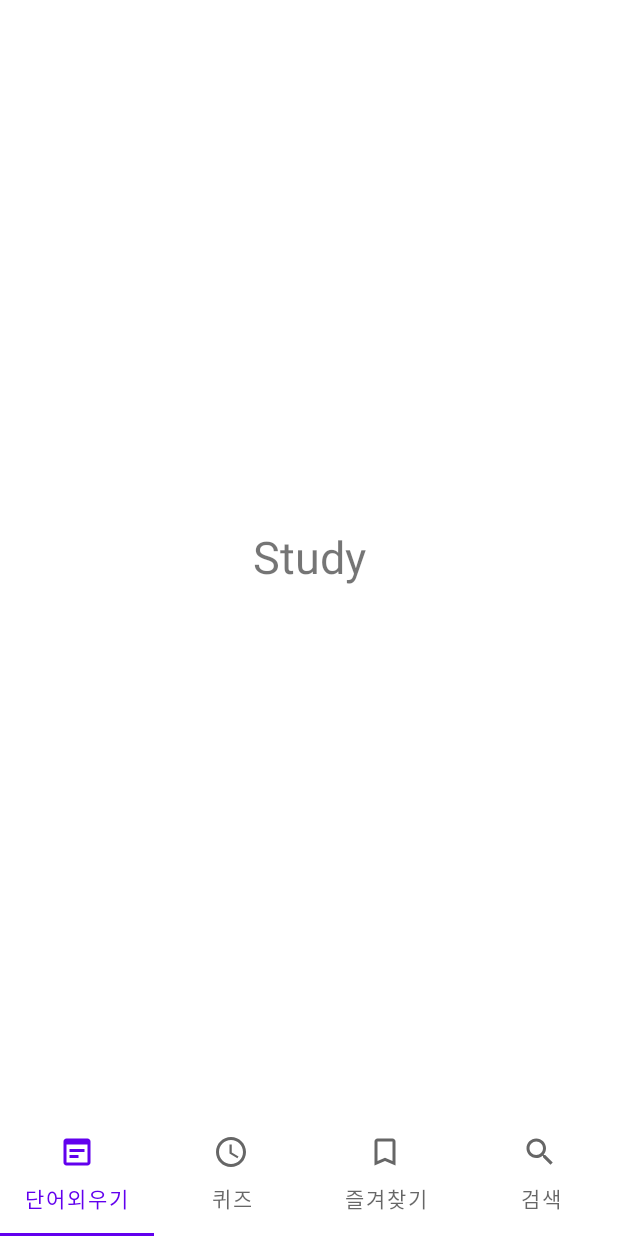
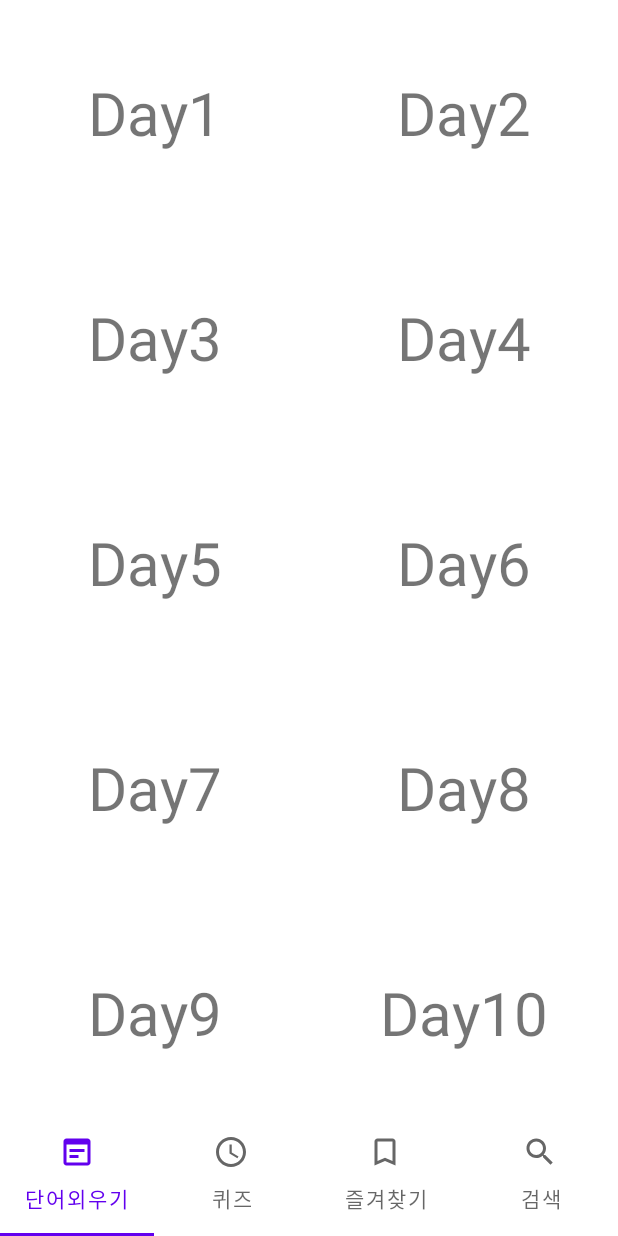
Before and after one commit to Parkduksung/EnglishVocabulary, an Android app: the screen it shows after launch (HomeActivity), on a phone screen of 412 x 824 dp. Run offline under Robolectric (Android 15) with nearby library versions, the phone set to English and light mode, and no system bars; our stand-ins replace Dagger/Hilt's generated code, Room's generated code, data binding; libraries missing offline, so code that uses them is left out: org.apache.poi; network calls fail.

Commit message:
[feature-study] study 영역 전체 구현. (디자인 제외) 리팩토링이 필요해 보임..

```diff
--- a/app/src/main/java/com/example/englishvocabulary/data/repository/ExcelVocaRepository.kt
+++ b/app/src/main/java/com/example/englishvocabulary/data/repository/ExcelVocaRepository.kt
@@ -12,4 +12,9 @@ interface ExcelVocaRepository {
         callback: (isVerify: Boolean) -> Unit
     )
 
+    fun getWantDayExcelData(
+        day : String,
+        callback: (excelList: List<ExcelVocaEntity>) -> Unit
+    )
+
 }
--- a/app/src/main/java/com/example/englishvocabulary/data/repository/ExcelVocaRepositoryImpl.kt
+++ b/app/src/main/java/com/example/englishvocabulary/data/repository/ExcelVocaRepositoryImpl.kt
@@ -14,4 +14,11 @@ class ExcelVocaRepositoryImpl @Inject constructor(private val excelVocaLocalData
     override fun verifyExcelData(callback: (isVerify: Boolean) -> Unit) {
         excelVocaLocalDataSource.verifyExcelData(callback)
     }
+
+    override fun getWantDayExcelData(
+        day: String,
+        callback: (excelList: List<ExcelVocaEntity>) -> Unit
+    ) {
+        excelVocaLocalDataSource.getWantDayExcelData(day, callback)
+    }
 }
--- a/app/src/main/java/com/example/englishvocabulary/data/source/local/ExcelVocaLocalDataSource.kt
+++ b/app/src/main/java/com/example/englishvocabulary/data/source/local/ExcelVocaLocalDataSource.kt
@@ -12,4 +12,8 @@ interface ExcelVocaLocalDataSource {
         callback: (isVerify: Boolean) -> Unit
     )
 
+    fun getWantDayExcelData(
+        day : String,
+        callback: (excelList: List<ExcelVocaEntity>) -> Unit
+    )
 }
--- a/app/src/main/java/com/example/englishvocabulary/data/source/local/ExcelVocaLocalDataSourceImpl.kt
+++ b/app/src/main/java/com/example/englishvocabulary/data/source/local/ExcelVocaLocalDataSourceImpl.kt
@@ -39,6 +39,23 @@ class ExcelVocaLocalDataSourceImpl @Inject constructor(private val excelVocaDao:
                 callback(true)
             }
         }
+    }
+
+    override fun getWantDayExcelData(
+        day: String,
+        callback: (excelList: List<ExcelVocaEntity>) -> Unit
+    ) {
+
+        val appExecutors = AppExecutors()
+
+        appExecutors.diskIO.execute {
+            val getWantDayExcelVocaEntity = excelVocaDao.getDayExcelVocaEntity(wantDay = day)
+
+            appExecutors.mainThread.execute {
+                callback(getWantDayExcelVocaEntity)
+            }
+        }
+
     }
 
     private fun registerAllReadExcelFileData() {
--- a/app/src/main/java/com/example/englishvocabulary/network/room/dao/ExcelVocaDao.kt
+++ b/app/src/main/java/com/example/englishvocabulary/network/room/dao/ExcelVocaDao.kt
@@ -15,4 +15,8 @@ interface ExcelVocaDao {
     @Query("SELECT * FROM excel_voca_table")
     fun getAll(): List<ExcelVocaEntity>
 
+
+    @Query("SELECT * FROM excel_voca_table WHERE day = (:wantDay)")
+    fun getDayExcelVocaEntity(wantDay: String): List<ExcelVocaEntity>
+
 }
--- /dev/null
+++ b/app/src/main/java/com/example/englishvocabulary/ui/home/DayAdapter.kt
@@ -0,0 +1,75 @@
+package com.example.englishvocabulary.ui.home
+
+import android.view.ViewGroup
+import androidx.recyclerview.widget.RecyclerView
+
+class DayAdapter : RecyclerView.Adapter<DayViewHolder>() {
+
+    private val dayList = mutableListOf<String>()
+
+    private lateinit var dayListener: DayListener
+
+    override fun onCreateViewHolder(parent: ViewGroup, viewType: Int): DayViewHolder =
+        DayViewHolder(parent)
+
+
+    override fun getItemCount(): Int =
+        dayList.size
+
+
+    override fun onBindViewHolder(holder: DayViewHolder, position: Int) =
+        holder.bind(dayList[position], dayListener)
+
+
+    fun addAllDayData() {
+        dayList.addAll(dayStringList)
+        notifyDataSetChanged()
+    }
+
+    fun clear() {
+        dayList.clear()
+        notifyDataSetChanged()
+    }
+
+
+    fun setDayItemClickListener(listener: DayListener) {
+        dayListener = listener
+    }
+
+
+    companion object {
+        private val dayStringList = listOf(
+            "Day1",
+            "Day2",
+            "Day3",
+            "Day4",
+            "Day5",
+            "Day6",
+            "Day7",
+            "Day8",
+            "Day9",
+            "Day10",
+            "Day11",
+            "Day12",
+            "Day13",
+            "Day14",
+            "Day15",
+            "Day16",
+            "Day17",
+            "Day18",
+            "Day19",
+            "Day20",
+            "Day21",
+            "Day22",
+            "Day23",
+            "Day24",
+            "Day25",
+            "Day26",
+            "Day27",
+            "Day28",
+            "Day29",
+            "Day30",
+        )
+    }
+
+}
--- /dev/null
+++ b/app/src/main/java/com/example/englishvocabulary/ui/home/DayViewHolder.kt
@@ -0,0 +1,34 @@
+package com.example.englishvocabulary.ui.home
+
+import android.view.LayoutInflater
+import android.view.ViewGroup
+import androidx.recyclerview.widget.RecyclerView
+import com.example.englishvocabulary.R
+import com.example.englishvocabulary.databinding.ItemDayBinding
+
+class DayViewHolder(parent: ViewGroup) : RecyclerView.ViewHolder(
+    LayoutInflater.from(parent.context).inflate(
+        R.layout.item_day, parent, false
+    )
+) {
+    private val binding = ItemDayBinding.bind(itemView)
+
+    fun bind(
+        item: String,
+        itemClickListener: DayListener
+    ) {
+
+        itemView.setOnClickListener {
+            itemClickListener.getItemClick(item)
+        }
+
+        binding.apply {
+            day.text = item
+        }
+    }
+
+}
+
+interface DayListener {
+    fun getItemClick(item: String)
+}
--- a/app/src/main/java/com/example/englishvocabulary/ui/home/StudyFragment.kt
+++ b/app/src/main/java/com/example/englishvocabulary/ui/home/StudyFragment.kt
@@ -2,19 +2,82 @@ package com.example.englishvocabulary.ui.home
 
 import android.os.Bundle
 import android.view.View
+import android.widget.Toast
+import androidx.core.view.isVisible
+import androidx.fragment.app.viewModels
+import androidx.recyclerview.widget.GridLayoutManager
+import androidx.recyclerview.widget.LinearLayoutManager
 import com.example.englishvocabulary.R
 import com.example.englishvocabulary.base.BaseFragment
+import com.example.englishvocabulary.data.model.ExcelData
 import com.example.englishvocabulary.databinding.FragmentStudyBinding
+import com.example.englishvocabulary.viewmodel.StudyViewModel
+import dagger.hilt.android.AndroidEntryPoint
 
 
-class StudyFragment : BaseFragment<FragmentStudyBinding>(R.layout.fragment_study) {
+@AndroidEntryPoint
+class StudyFragment : BaseFragment<FragmentStudyBinding>(R.layout.fragment_study), VocaListener,
+    DayListener {
 
+    private val studyAdapter by lazy { StudyAdapter() }
+
+    private val dayAdapter by lazy { DayAdapter() }
+
+    private val studyViewModel by viewModels<StudyViewModel>()
+
+    override fun getItemClick(item: ExcelData) {
+        Toast.makeText(requireContext(), item.mean, Toast.LENGTH_SHORT).show()
+    }
+
+    override fun getItemClick(item: String) {
+        binding.contentTv.text = item
+        binding.contentContainer.isVisible = true
+        studyViewModel.getAllExcelVoca(day = item)
+        startStudyAdapter()
+    }
 
     override fun onViewCreated(view: View, savedInstanceState: Bundle?) {
         super.onViewCreated(view, savedInstanceState)
 
+        startDayAdapter()
+
+        lifecycle.addObserver(studyViewModel)
+
+        studyViewModel.allExcelData.observe(viewLifecycleOwner, {
+            studyAdapter.addAllVocaData(it)
+        })
+
+
+        binding.backButton.setOnClickListener {
+            binding.contentContainer.isVisible = false
+            startDayAdapter()
+        }
+
     }
 
+    private fun startDayAdapter() {
+        binding.studyRv.run {
+            adapter = dayAdapter
+            dayAdapter.clear()
+            layoutManager = GridLayoutManager(requireContext(), 2)
+            dayAdapter.setDayItemClickListener(this@StudyFragment)
+            dayAdapter.addAllDayData()
+        }
+    }
+
+    private fun startStudyAdapter() {
+        binding.studyRv.run {
+            adapter = studyAdapter
+            studyAdapter.clear()
+            layoutManager = LinearLayoutManager(requireContext())
+            studyAdapter.setVocaItemClickListener(this@StudyFragment)
+        }
+    }
+
+    override fun onDestroyView() {
+        lifecycle.removeObserver(studyViewModel)
+        super.onDestroyView()
+    }
 
     companion object {
         fun newInstance() =
--- /dev/null
+++ b/app/src/main/java/com/example/englishvocabulary/viewmodel/StudyViewModel.kt
@@ -0,0 +1,27 @@
+package com.example.englishvocabulary.viewmodel
+
+import android.app.Application
+import androidx.lifecycle.*
+import com.example.englishvocabulary.base.BaseViewModel
+import com.example.englishvocabulary.data.model.ExcelData
+import com.example.englishvocabulary.data.repository.ExcelVocaRepository
+import dagger.hilt.android.lifecycle.HiltViewModel
+import javax.inject.Inject
+
+@HiltViewModel
+class StudyViewModel @Inject constructor(
+    app: Application,
+    private val excelVocaRepository: ExcelVocaRepository
+) :
+    BaseViewModel(app), LifecycleObserver {
+
+    private val _allExcelData = MutableLiveData<List<ExcelData>>()
+    val allExcelData: LiveData<List<ExcelData>> = _allExcelData
+
+    fun getAllExcelVoca(day: String) {
+        excelVocaRepository.getWantDayExcelData(day.toLowerCase()) {
+            val getAllExcelData = it.map { excelVocaEntity -> excelVocaEntity.toExcelData() }
+            _allExcelData.value = getAllExcelData
+        }
+    }
+}
--- /dev/null
+++ b/app/src/main/res/drawable/ic_back.xml
@@ -0,0 +1,11 @@
+<vector xmlns:android="http://schemas.android.com/apk/res/android"
+    android:width="24dp"
+    android:height="24dp"
+    android:viewportWidth="24"
+    android:viewportHeight="24"
+    android:tint="?attr/colorControlNormal"
+    android:autoMirrored="true">
+  <path
+      android:fillColor="@android:color/white"
+      android:pathData="M20,11H7.83l5.59,-5.59L12,4l-8,8 8,8 1.41,-1.41L7.83,13H20v-2z"/>
+</vector>
--- a/app/src/main/res/layout/fragment_study.xml
+++ b/app/src/main/res/layout/fragment_study.xml
@@ -10,16 +10,48 @@
         android:layout_width="match_parent"
         android:layout_height="match_parent">
 
-
-        <TextView
-            android:layout_width="wrap_content"
+        <androidx.constraintlayout.widget.ConstraintLayout
+            android:id="@+id/content_container"
+            android:layout_width="match_parent"
             android:layout_height="wrap_content"
-            android:text="Study"
-            android:textSize="30sp"
+            android:layout_marginTop="5dp"
+            android:visibility="gone"
             app:layout_constraintBottom_toBottomOf="parent"
             app:layout_constraintEnd_toEndOf="parent"
             app:layout_constraintStart_toStartOf="parent"
-            app:layout_constraintTop_toTopOf="parent" />
+            app:layout_constraintTop_toTopOf="parent"
+            app:layout_constraintVertical_bias=".0">
+
+            <ImageView
+                android:id="@+id/back_button"
+                android:layout_width="wrap_content"
+                android:layout_height="match_parent"
+                android:background="@drawable/ic_back"
+                app:layout_constraintBottom_toBottomOf="@id/content_tv"
+                app:layout_constraintDimensionRatio="H,1:1"
+                app:layout_constraintEnd_toEndOf="parent"
+                app:layout_constraintHorizontal_bias=".01"
+                app:layout_constraintStart_toStartOf="parent"
+                app:layout_constraintTop_toTopOf="@id/content_tv" />
+
+            <TextView
+                android:id="@+id/content_tv"
+                android:layout_width="wrap_content"
+                android:layout_height="wrap_content"
+                android:textSize="20sp"
+                app:layout_constraintBottom_toBottomOf="parent"
+                app:layout_constraintEnd_toEndOf="parent"
+                app:layout_constraintStart_toEndOf="@id/back_button"
+                app:layout_constraintTop_toTopOf="parent" />
+
+        </androidx.constraintlayout.widget.ConstraintLayout>
+
+        <androidx.recyclerview.widget.RecyclerView
+            android:id="@+id/study_rv"
+            android:layout_width="match_parent"
+            android:layout_height="0dp"
+            app:layout_constraintBottom_toBottomOf="parent"
+            app:layout_constraintTop_toBottomOf="@id/content_container" />
 
     </androidx.constraintlayout.widget.ConstraintLayout>
 </layout>
--- /dev/null
+++ b/app/src/main/res/layout/item_day.xml
@@ -0,0 +1,25 @@
+<?xml version="1.0" encoding="utf-8"?>
+<layout xmlns:android="http://schemas.android.com/apk/res/android"
+    xmlns:app="http://schemas.android.com/apk/res-auto">
+
+    <data>
+
+    </data>
+
+    <androidx.constraintlayout.widget.ConstraintLayout
+        android:layout_width="match_parent"
+        android:layout_height="150dp">
+
+        <TextView
+            android:id="@+id/day"
+            android:layout_width="wrap_content"
+            android:layout_height="wrap_content"
+            android:textSize="40sp"
+            app:layout_constraintBottom_toBottomOf="parent"
+            app:layout_constraintEnd_toEndOf="parent"
+            app:layout_constraintStart_toStartOf="parent"
+            app:layout_constraintTop_toTopOf="parent" />
+
+
+    </androidx.constraintlayout.widget.ConstraintLayout>
+</layout>
```
Also changed, not shown: app/src/main/java/com/example/englishvocabulary/ui/home/StudyAdapter.kt (added, +38 -0 lines), app/src/main/java/com/example/englishvocabulary/ui/home/StudyViewHolder.kt (added, +37 -0 lines), app/src/main/res/layout/item_study.xml (added, +48 -0 lines), app/src/main/res/layout/sample_quiz.xml (added, +30 -0 lines).
